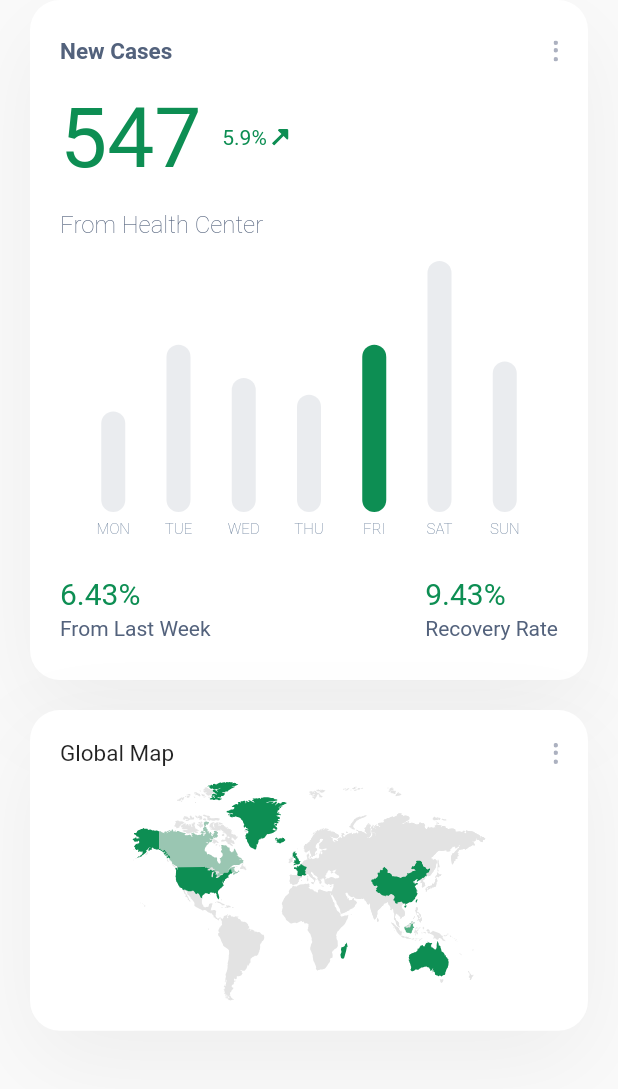
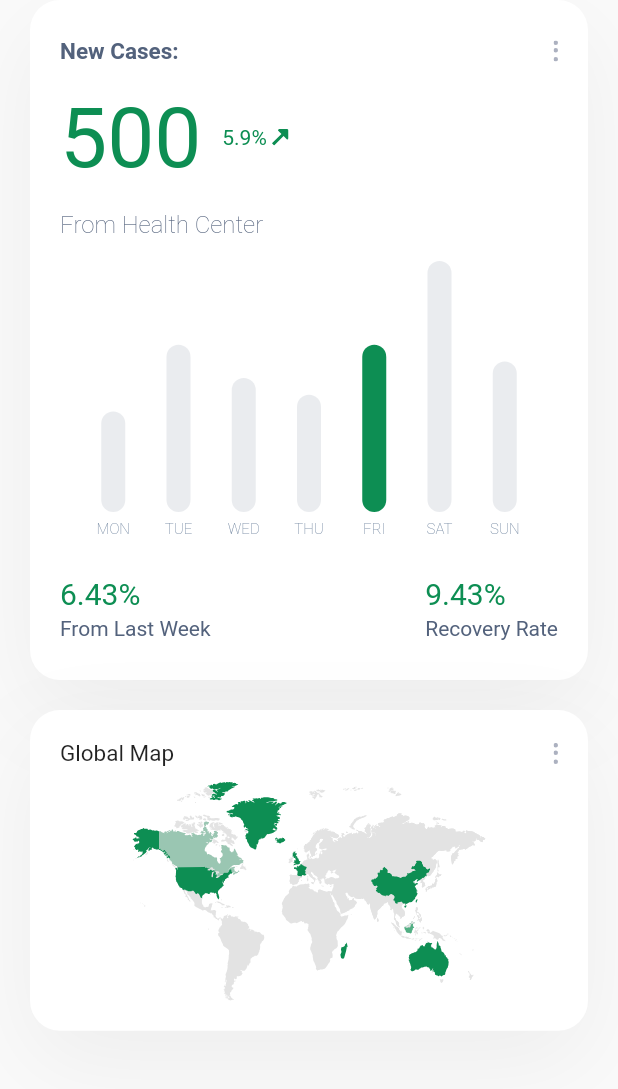
Before and after one commit to chakri1594/covid-19-tracker, a Flutter app: the DetailsScreen screen opened directly, on a phone screen of 412 x 824 dp, the part 84-1173 px from its top. Run offline on Flutter 3.47's test engine with Material 2 defaults, Android fonts, the phone set to English and light mode, and no system bars; drawn by our look-alikes of fl_chart; our stand-ins replace auto_size_text, delayed_display, dynamic_theme, flutter_svg, loading_indicator, shared_preferences and 1 more; missing offline and left inert: dash_chat; accounts and stored records are empty.

Commit message:
Minor changes

```diff
--- a/lib/screens/details_screen.dart
+++ b/lib/screens/details_screen.dart
@@ -1,9 +1,17 @@
+// ignore_for_file: prefer_const_constructors
+
 import 'package:covid_19_tracker/constants.dart';
 import 'package:covid_19_tracker/widgets/weekly_chart.dart';
 import 'package:flutter/material.dart';
 import 'package:flutter_svg/svg.dart';
 
 class DetailsScreen extends StatelessWidget {
+
+  final Map worldData;
+
+  const DetailsScreen({Key key, this.worldData}) : super(key: key);
+
+
   @override
   Widget build(BuildContext context) {
     return Scaffold(
@@ -128,7 +136,7 @@ class DetailsScreen extends StatelessWidget {
     return Row(
       children: <Widget>[
         Text(
-          "547 ",
+          "500 ",
           style: Theme.of(context)
               .textTheme
               .headline2
@@ -148,7 +156,7 @@ class DetailsScreen extends StatelessWidget {
       mainAxisAlignment: MainAxisAlignment.spaceBetween,
       children: <Widget>[
         Text(
-          "New Cases",
+          "New Cases: ",
           style: TextStyle(
             color: kTextMediumColor,
             fontWeight: FontWeight.w600,
--- a/lib/screens/home_screen.dart
+++ b/lib/screens/home_screen.dart
@@ -11,7 +11,6 @@ import 'package:covid_19_tracker/screens/virus_details_page.dart';
 import 'package:covid_19_tracker/Symptoms/Symptoms_page.dart';
 import 'package:http/http.dart' as http;
 import 'package:covid_19_tracker/screens/worldwidepanel.dart';
-import 'package:covid_19_tracker/screensize_reducer-dart';
 
 import 'countypage.dart';
 
--- a/lib/widgets/line_chart.dart
+++ b/lib/widgets/line_chart.dart
@@ -3,6 +3,11 @@ import 'package:fl_chart/fl_chart.dart';
 import 'package:flutter/material.dart';
 
 class LineReportChart extends StatelessWidget {
+
+  final Map worldData;
+
+  const LineReportChart({Key key, this.worldData}) : super(key: key);
+
   @override
   Widget build(BuildContext context) {
     return AspectRatio(
@@ -29,6 +34,7 @@ class LineReportChart extends StatelessWidget {
 
   List<FlSpot> getSports() {
     return [
+      FlSpot(0, 1),
       FlSpot(0, .5),
       FlSpot(1, 1.5),
       FlSpot(2, .5),
--- a/lib/widgets/weekly_chart.dart
+++ b/lib/widgets/weekly_chart.dart
@@ -2,9 +2,9 @@ import 'package:covid_19_tracker/constants.dart';
 import 'package:fl_chart/fl_chart.dart';
 import 'package:flutter/material.dart';
 
+class WeeklyChart extends StatelessWidget {
 
 
-class WeeklyChart extends StatelessWidget {
   @override
   Widget build(BuildContext context) {
     return AspectRatio(
--- a/pubspec.yaml
+++ b/pubspec.yaml
@@ -48,6 +48,7 @@ dependencies:
   # The following adds the Cupertino Icons font to your application.
   # Use with the CupertinoIcons class for iOS style icons.
   cupertino_icons: ^1.0.2
+  charts_flutter: ^0.12.0
 
 dev_dependencies:
   flutter_test:
```
Also changed, not shown: lib/screens/search.dart (+6 -4 lines), lib/screens/worldwidepanel.dart (+8 -7 lines), pubspec.lock, 3 other files.
